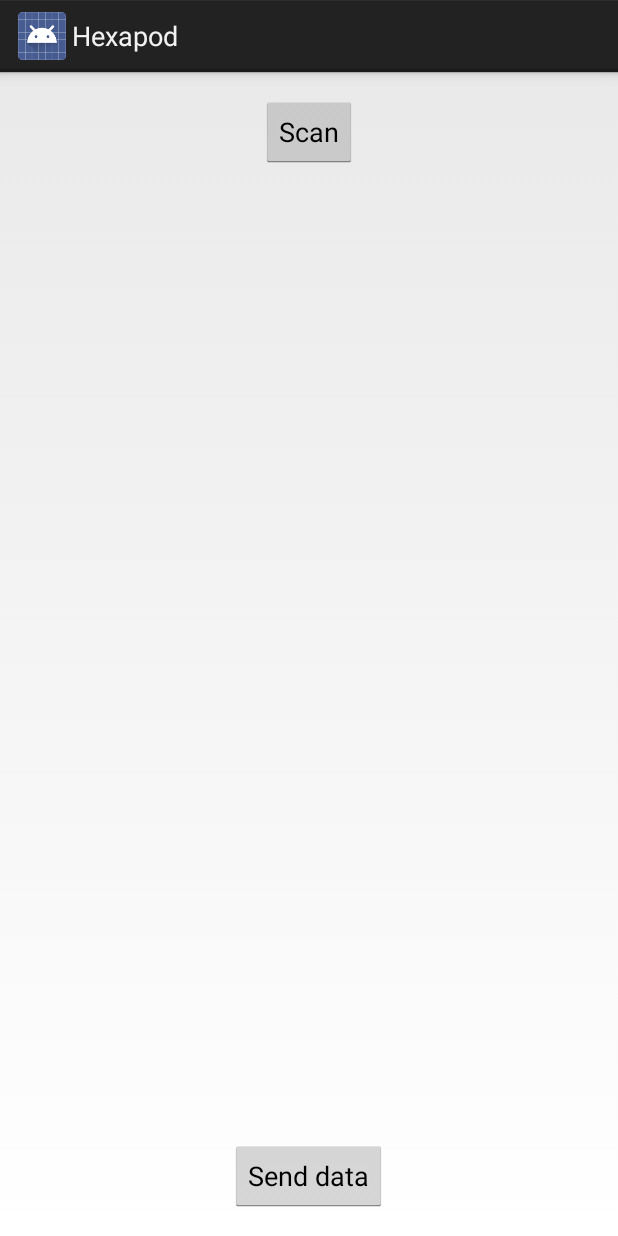
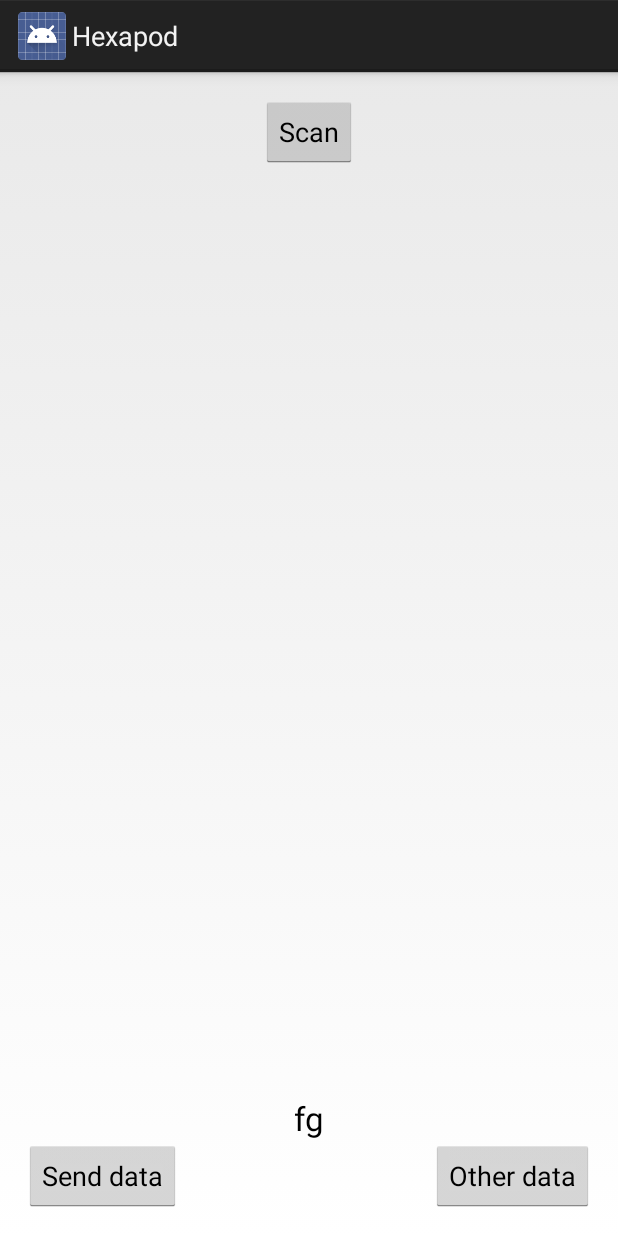
Before and after one commit to jakubt33/Hexapod, an Android app: the screen it shows after launch (ConnectionActivity), on a phone screen of 412 x 824 dp. Run offline under Robolectric (Android 15) with nearby library versions, the phone set to English and light mode, and no system bars.

Commit message:
A: receiving data via BT (LB changed on the purpose for testing)

```diff
--- a/Android/Hexapod/app/src/main/res/layout/activity_connection.xml
+++ b/Android/Hexapod/app/src/main/res/layout/activity_connection.xml
@@ -9,15 +9,6 @@
     tools:context=".ConnectionActivity">
 
 
-    <ListView
-        android:layout_width="wrap_content"
-        android:layout_height="wrap_content"
-        android:id="@+id/listView"
-        android:layout_below="@+id/bScan"
-        android:layout_above="@+id/bMsg"
-        android:layout_alignParentRight="true"
-        android:layout_alignParentEnd="true" />
-
     <Button
         android:layout_width="wrap_content"
         android:layout_height="wrap_content"
@@ -27,13 +18,41 @@
         android:layout_centerHorizontal="true"
         android:onClick="onScanClicked" />
 
+    <ListView
+        android:layout_width="wrap_content"
+        android:layout_height="wrap_content"
+        android:id="@+id/listView"
+        android:layout_below="@+id/bScan"
+        android:layout_alignBottom="@+id/ReceivedData"
+        android:layout_alignParentRight="true"
+        android:layout_alignParentEnd="true" />
+
+    <TextView
+        android:layout_width="wrap_content"
+        android:layout_height="wrap_content"
+        android:textAppearance="?android:attr/textAppearanceLarge"
+        android:text="fg"
+        android:id="@+id/ReceivedData"
+        android:layout_above="@+id/bMsg"
+        android:layout_centerHorizontal="true" />
+
     <Button
         android:layout_width="wrap_content"
         android:layout_height="wrap_content"
         android:text="Send data"
         android:id="@+id/bMsg"
         android:layout_alignParentBottom="true"
-        android:layout_centerHorizontal="true"
+        android:layout_alignParentLeft="true"
         android:onClick="onSentDataClicked" />
 
+    <Button
+        android:layout_width="wrap_content"
+        android:layout_height="wrap_content"
+        android:text="Other data"
+        android:id="@+id/bOtherMsg"
+        android:layout_alignParentBottom="true"
+        android:layout_alignParentRight="true"
+        android:onClick="onSentOtherDataClicked" />
+
+
 </RelativeLayout>
```
Also changed, not shown: Android/Hexapod/app/src/main/java/com/jtrzyna/hexapod/ConnectionActivity.java (+29 -23 lines).
